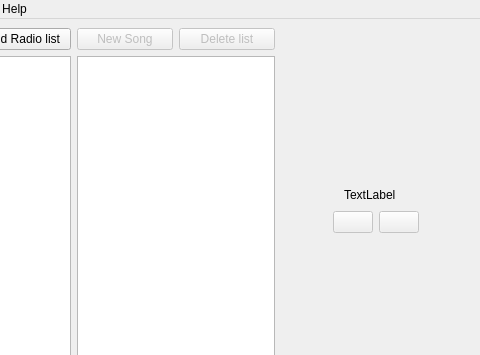
This is mainwindow.ui in coriscodepage/MWC-MusicManager as Qt 5 draws it before an edit; both pictures show x 136 to 616 and y 0 to 355 of the 616 by 489 pixel window. The edited form follows.
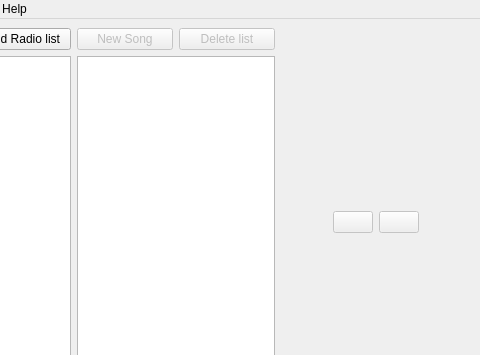
This is the edited form. Icons and pictures are not drawn. Custom widgets are drawn as their Qt base class.

Patch:
```diff
--- a/mainwindow.ui
+++ b/mainwindow.ui
@@ -181,7 +181,7 @@
           <item>
            <widget class="QLabel" name="songLabel">
             <property name="text">
-             <string>TextLabel</string>
+             <string/>
             </property>
            </widget>
           </item>
```
